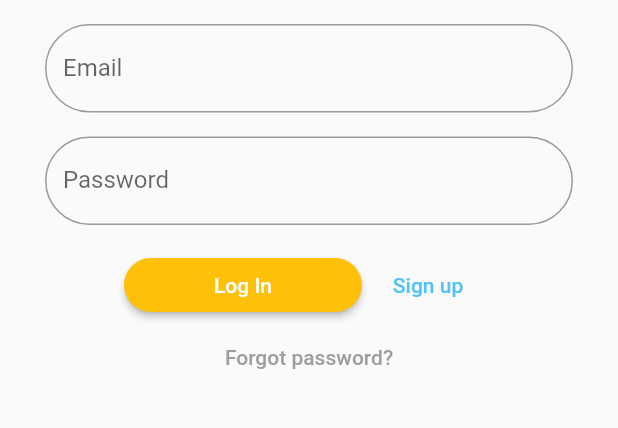
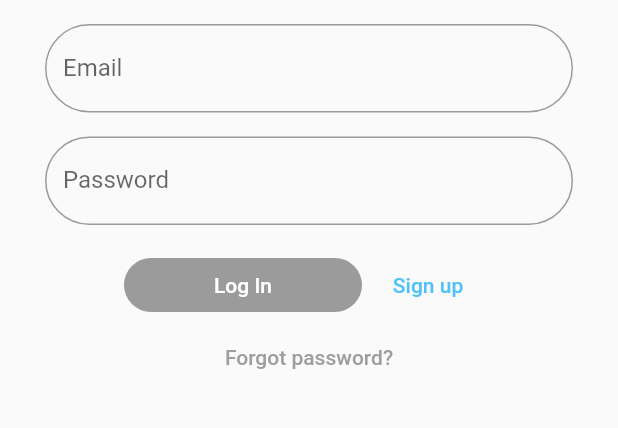
Before and after one commit to codeforcambodia/wallet, a Flutter app: the fill_field screen opened directly, after a tap on "Sign up", after a tap on "Already have account", on a phone screen of 412 x 824 dp, the part 384-812 px from its top. Run offline on Flutter 3.47's test engine with Material 2 defaults, Android fonts, the phone set to English and light mode, and no system bars; our stand-ins replace circular_profile_avatar, google_sign_in, rxdart; missing offline and left inert: flutter_auth_buttons, linkedin_login, oauth2.

Commit message:
finish user login ui

```diff
--- /dev/null
+++ b/lib/src/bloc/bloc.dart
@@ -0,0 +1,28 @@
+import 'package:flutter/material.dart';
+import 'dart:async';
+import '../mixin/validator_mixin.dart';
+import 'package:rxdart/rxdart.dart';
+
+class Bloc with ValidatorMixin{
+
+  final _email = StreamController.broadcast();
+  final _password = StreamController.broadcast();
+  final _username = StreamController.broadcast();
+
+  // User login
+  get emailStream => _email.stream.transform(validateEmail);
+  get passwordStream => _password.stream.transform(validatePassword);
+  get submit => Observable.combineLatest2(emailStream, passwordStream, (email, password)=> true);
+  // User sign up
+  get username => _username.stream.transform(validateName);
+
+  Function(String) get addEmail => _email.sink.add;
+  Function(String) get addPassword => _password.sink.add;
+  Function(String) get addUsername => _username.sink.add;
+
+  dispose() {
+    _email.close();
+    _password.close();
+  }
+
+}
--- /dev/null
+++ b/lib/src/provider/provider.dart
@@ -0,0 +1,19 @@
+import 'package:flutter/material.dart';
+import '../bloc/bloc.dart';
+
+class Provider extends InheritedWidget{
+
+  final bloc = Bloc();
+  @override
+  bool updateShouldNotify(InheritedWidget oldWidget) {
+    // TODO: implement updateShouldNotify
+    return null;
+  }
+
+  Provider({Widget child}) : super(child: child);
+
+  static Bloc of(BuildContext context) {
+    return (context.inheritFromWidgetOfExactType(Provider) as Provider).bloc;
+  }
+
+}
--- a/lib/src/screen/input_field_screen.dart
+++ b/lib/src/screen/input_field_screen.dart
@@ -4,6 +4,9 @@ import './homeScreen/home_screen.dart';
 import '../model/model.dart';
 import '../mixin/validator_mixin.dart';
 import '../screen/forgot_password/forgot_password.dart';
+import '../bloc/bloc.dart';
+import 'dart:async';
+import '../provider/provider.dart';
 
 class fill_field extends StatefulWidget {
   @override
@@ -35,8 +38,23 @@ class fieldState extends State<fill_field> with ValidatorMixin {
   //get user data sign up
   String fullname, email, password, confirm_password;
 
+  @override
+  void initState(){
+    super.initState();
+  }
+
+  Widget build(BuildContext context) {
+
+    Bloc bloc = Provider.of(context);
+
+    return Scaffold(
+      resizeToAvoidBottomPadding: true,
+      body: bodyWidget(bloc),
+    );
+  }
+
   //body widget
-  Widget bodyWidget() {
+  Widget bodyWidget(Bloc bloc) {
     return Container(
       child: SingleChildScrollView(
         child: Column(
@@ -65,47 +83,11 @@ class fieldState extends State<fill_field> with ValidatorMixin {
               child: Column(
                 children: <Widget>[
                   //Image logo
-                  Image.asset(
-                    'assets/abstract_logo_vector.png',
-                    width: 300.0,
-                    height: 200.0,
-                  ),
-                  Row(
-                    children: <Widget>[Text('')],
-                  ),
+                  Image.asset('assets/abstract_logo_vector.png',width: 300.0,height: 200.0,),
+                  Row(children: <Widget>[Text('')],),
                   //Field input
-                  showLogin == false
-                      ? Column(
-                          children: <Widget>[
-                            user_login(),
-                            Row(
-                              children: <Widget>[Text('')],
-                            ),
-                            //Button
-                            Row(
-                              mainAxisAlignment: MainAxisAlignment.center,
-                              children: <Widget>[
-                                loginButton(),
-                                signUpAndHaveAccount(),
-                              ],
-                            ),
-                            youForgotPassword()
-                          ],
-                        )
-                      : Column(
-                          children: <Widget>[
-                            user_signup(),
-                            Row(
-                              children: <Widget>[Text('')],
-                            ),
-                            //Button
-                            signUpButton(),
-                            signUpAndHaveAccount(),
-                          ],
-                        ),
-                  Container(
-                    margin: EdgeInsets.only(bottom: 50.0),
-                  ),
+                  showLogin == false ? user_login(bloc) : user_signup(bloc),
+                  Container( margin: EdgeInsets.only(bottom: 50.0), ),
                 ],
               ),
             ),
@@ -115,39 +97,103 @@ class fieldState extends State<fill_field> with ValidatorMixin {
     );
   }
 
-  //Below is Field input
-  Widget user_signup() {
-    return Form(
-        key: formkey,
-        child: Column(
+  //Below is User Login
+  Widget user_login(Bloc bloc) {
+    return Column(
       children: <Widget>[
-            TextFormField(
+        emailField(bloc),
+        Row(children: <Widget>[Text('')],),
+        passwordField(bloc),
+        Row(children: <Widget>[Text('')],),
+        Row(
+          mainAxisAlignment: MainAxisAlignment.center,
+          children: <Widget>[
+            loginButton(bloc),
+            signUpAndHaveAccount(),
+          ],
+        ),
+        youForgotPassword()
+      ],
+    );
+  }
+
+  Widget emailField(Bloc bloc) {
+    return StreamBuilder(
+      stream: bloc.emailStream,
+      builder: (context, snapshot){
+        return TextField(
           textInputAction: TextInputAction.next,
-              keyboardType: TextInputType.text,
-              focusNode: fullnameNode,
+          focusNode: first_node,
+          keyboardType: TextInputType.emailAddress,
+          onChanged: (userInput) {
+            bloc.addEmail(userInput);
+          },
           decoration: InputDecoration(
-                labelText: 'Full Name',
+            errorText: snapshot.hasError ? snapshot.error : null,
+            labelText: 'Email',
             border: OutlineInputBorder(
-                borderRadius: BorderRadius.circular(30.0))
+              borderRadius: BorderRadius.circular(30.0)),
+            hintStyle: TextStyle(wordSpacing: 50.0)),
+          onSubmitted: (value) {
+            first_node.unfocus();
+            FocusScope.of(context).requestFocus(second_node);
+          },
+        );
+      },
+    );
+  }
+
+  Widget passwordField(Bloc bloc) {
+    return StreamBuilder(
+      stream: bloc.passwordStream,
+      builder: (context, snapshot){
+        return TextField(
+          focusNode: second_node,
+          obscureText: true,
+          onChanged: (value) {
+            bloc.addPassword(value);
+          },
+          decoration: InputDecoration(
+            errorText: snapshot.hasError ? snapshot.error : null,
+            labelText: 'Password',
+            border: OutlineInputBorder(
+              borderRadius: BorderRadius.circular(30.0)
+            )
           ),
-              onFieldSubmitted: (term) {
-                fullnameNode.unfocus();
-                FocusScope.of(context).requestFocus(emailNode);
+          onSubmitted: (value) {
           },
-              validator: (value) {
-                if (value == '') return 'Fill Username';
+        );
       },
-              onSaved: (value) {
-                fullname = value;
+    );
+  }
+
+  Widget loginButton(bloc) {
+    return StreamBuilder(
+      stream: bloc.submit,
+      builder: (context, snapshot){
+        return RaisedButton(
+          padding: EdgeInsets.only(left: 60.0, right: 60.0),
+          color: Colors.amber,
+          textColor: Colors.white,
+          child: Text('Log In'),
+          shape: RoundedRectangleBorder(borderRadius: BorderRadius.circular(30.0)),
+          onPressed: !snapshot.hasData ? null : () {
+
           },
-            ),
-            Row(
-              children: <Widget>[Text('')],
-            ),
+        );
+      },
+    );
+  }
+
+  //Below is User Sign Up
+  Widget user_signup(Bloc bloc) {
+    return Column(
+      children: <Widget>[
+        username(bloc),
+        Row(children: <Widget>[Text('')],),
         TextFormField(
           textInputAction: TextInputAction.next,
           keyboardType: TextInputType.emailAddress,
-              validator: validatorEmail,
           focusNode: emailNode,
           onFieldSubmitted: (term) {
             emailNode.unfocus();
@@ -161,13 +207,10 @@ class fieldState extends State<fill_field> with ValidatorMixin {
               border: OutlineInputBorder(
                   borderRadius: BorderRadius.circular(30.0))),
         ),
-            Row(
-              children: <Widget>[Text('')],
-            ),
+        Row(children: <Widget>[Text('')],),
         TextFormField(
           textInputAction: TextInputAction.next,
           obscureText: true,
-              validator: validatorPassword,
           focusNode: passwordNode,
           onFieldSubmitted: (term) {
             passwordNode.unfocus();
@@ -181,9 +224,7 @@ class fieldState extends State<fill_field> with ValidatorMixin {
               border: OutlineInputBorder(
                   borderRadius: BorderRadius.circular(30.0))),
         ),
-            Row(
-              children: <Widget>[Text('')],
-            ),
+        Row(children: <Widget>[Text('')],),
         TextFormField(
           validator: (value) {
             if (value == '') {
@@ -204,54 +245,40 @@ class fieldState extends State<fill_field> with ValidatorMixin {
           decoration: InputDecoration(
             labelText: 'Comfirm password',
             border: OutlineInputBorder(
-                      borderRadius: BorderRadius.circular(30.0))),
+              borderRadius: BorderRadius.circular(30.0)
             )
+          ),
+        ),
+        Row(children: <Widget>[Text('')],),
+        //Button
+        signUpButton(),
+        signUpAndHaveAccount(),
       ],
-        ));
-  }
-
-  Widget user_login() {
-    return Form(
-      // key: formkey,
-      child: Column(
-        children: <Widget>[
-          TextFormField(
-            textInputAction: TextInputAction.next,
-            focusNode: first_node,
-            keyboardType: TextInputType.emailAddress,
-            validator: validatorEmail,
-            decoration: InputDecoration(
-                labelText: 'Email',
-                border: OutlineInputBorder(
-                    borderRadius: BorderRadius.circular(30.0)),
-                hintStyle: TextStyle(wordSpacing: 50.0)),
-            onFieldSubmitted: (term) {
-              first_node.unfocus();
-              FocusScope.of(context).requestFocus(second_node);
-            },
-            onSaved: (value) {
-
-            },
-          ),
-          Row(
-            children: <Widget>[Text('')],
-          ),
-          TextFormField(
-            textInputAction: TextInputAction.done,
-            focusNode: second_node,
-            obscureText: true,
-            validator: validatorPassword,
-            decoration: InputDecoration(
-                labelText: 'Password',
-                border: OutlineInputBorder(
-                    borderRadius: BorderRadius.circular(30.0))),
-          )
-        ],
-      )
     );
   }
 
-  //Below is button
+  Widget username(Bloc bloc) {
+    return StreamBuilder(
+      stream: bloc.username,
+      builder: (context, snapshot){
+        return TextField(
+          textInputAction: TextInputAction.next,
+          keyboardType: TextInputType.text,
+          focusNode: fullnameNode,
+          decoration: InputDecoration(
+            labelText: 'Full Name',
+            border: OutlineInputBorder(
+            borderRadius: BorderRadius.circular(30.0))
+          ),
+          onSubmitted: (term) {
+            fullnameNode.unfocus();
+            FocusScope.of(context).requestFocus(emailNode);
+          },
+        );
+      },
+    );
+  }
+
   Widget signUpButton() {
     return RaisedButton(
       padding: EdgeInsets.only(left: 60.0, right: 60.0),
@@ -260,32 +287,6 @@ class fieldState extends State<fill_field> with ValidatorMixin {
       child: Text('Sign Un'),
       shape: RoundedRectangleBorder(borderRadius: BorderRadius.circular(30.0)),
       onPressed: () {
-        formkey.currentState.save();
-        print(fullname);
-        print(email);
-        print(password);
-        print(confirm_password);
-        // formkey.currentState.validate();
-      },
-    );
-  }
-
-  Widget loginButton() {
-    return RaisedButton(
-      padding: EdgeInsets.only(left: 60.0, right: 60.0),
-      color: Colors.amber,
-      textColor: Colors.white,
-      child: Text('Log In'),
-      shape: RoundedRectangleBorder(borderRadius: BorderRadius.circular(30.0)),
-      onPressed: () {
-        formkey.currentState.reset();
-        // if ( email.text == useremail && password.text == userpasword) {
-        // if (email.text != '') FocusScope.of(context).requestFocus(second_node);
-        // Navigator.pushReplacement(
-        //     context, MaterialPageRoute(builder: (context) => home_screen()));
-        //   print('Success');
-        // } else print('Not yet');
-        // formkey.currentState.validate();
       },
     );
   }
@@ -296,6 +297,7 @@ class fieldState extends State<fill_field> with ValidatorMixin {
       child: Text('${showLogin == false ? "Sign up" : 'Already have account'}'),
       onPressed: () {
         setState(() {
+          // formkey.currentState.reset();
           if (showLogin == false)
             showLogin = true;
           else
@@ -316,11 +318,4 @@ class fieldState extends State<fill_field> with ValidatorMixin {
     );
   }
 
-  Widget build(BuildContext context) {
-    return Scaffold(
-      resizeToAvoidBottomPadding: true,
-      body: bodyWidget(),
-    );
 }
-
-}
--- a/pubspec.yaml
+++ b/pubspec.yaml
@@ -22,10 +22,9 @@ dependencies:
 
   # The following adds the Cupertino Icons font to your application.
   # Use with the CupertinoIcons class for iOS style icons.
+  rxdart: ^0.22.0
   oauth2: ^1.2.3
   linkedin_login: ^0.1.2
-  firebase_auth: ^0.8.4+2
-  flutter_facebook_login: ^2.0.0
   circular_profile_avatar: ^0.1.7
   http: ^0.12.0+1
   google_sign_in: ^4.0.1+1
```
Also changed, not shown: lib/main.dart (+7 -4 lines), lib/src/mixin/validator_mixin.dart (+17 -11 lines), flutter_01.png (added), lib/src/screen/defualt_page.dart (renamed from lib/src/screen/login_screen.dart), pubspec.lock. Lines whose indentation alone changed are shown as unchanged.
